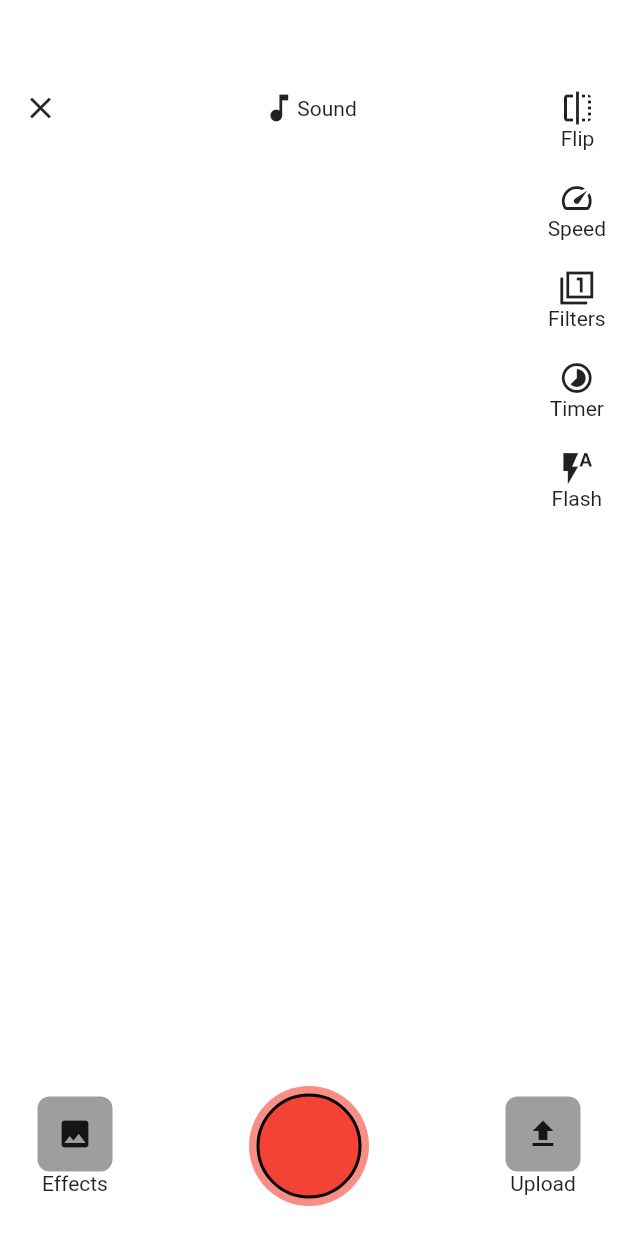
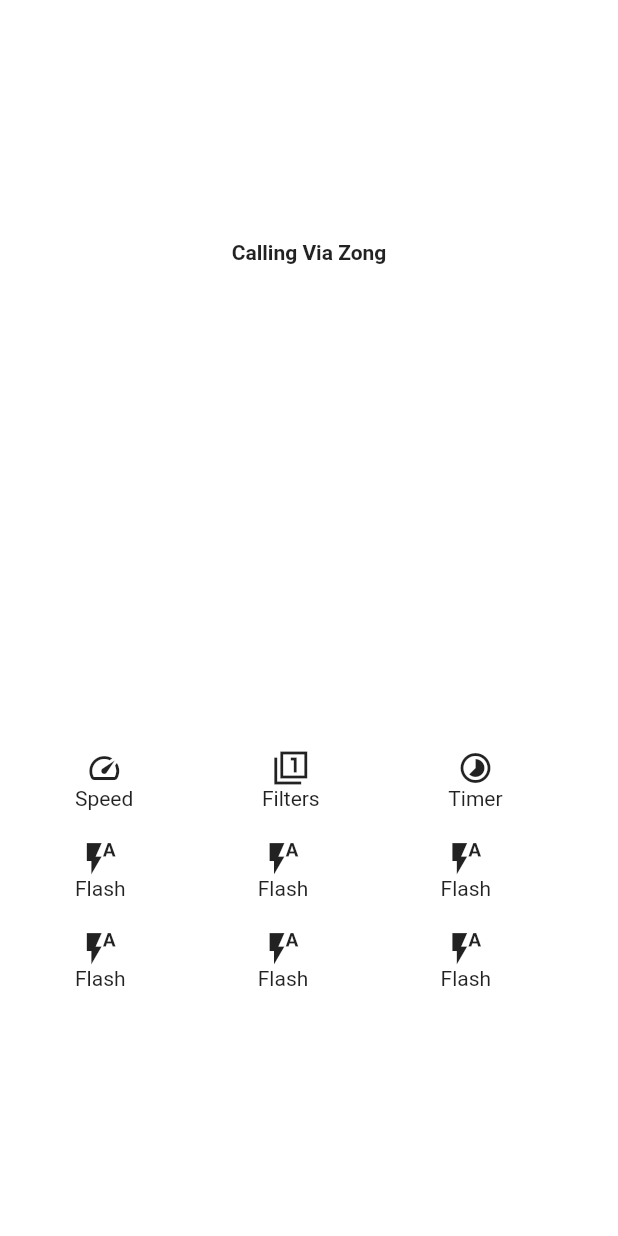
Before and after one commit to wali4414764/Flutter-30-days-Challenge, a Flutter app: the TikTokUI screen opened directly, on a phone screen of 412 x 824 dp. Run offline on Flutter 3.47's test engine with Material 2 defaults, Android fonts, the phone set to English and light mode, and no system bars; our stand-ins replace flutter_icons.

Commit message:
'update'

```diff
--- a/lib/main.dart
+++ b/lib/main.dart
@@ -1,6 +1,7 @@
 // @dart=2.9
 import 'package:flutter/material.dart';
 import 'package:waleed/Image_Page.dart';
+import 'package:waleed/pages/Call%20UI.dart';
 import 'package:waleed/pages/Home_page.dart';
 import 'package:waleed/pages/TikTokUI.dart';
 import 'package:waleed/pages/day%205.dart';
@@ -20,7 +21,7 @@ class MyApp extends StatelessWidget{
    return MaterialApp(
      debugShowCheckedModeBanner: false,
      title: "flutter 30 days challenge",
-     home: MyStateFullWidget(),
+     home: TikTokUI(),
    );
   }
 
--- a/lib/pages/TikTokUI.dart
+++ b/lib/pages/TikTokUI.dart
@@ -5,47 +5,63 @@ class TikTokUI extends StatelessWidget {
   @override
   Widget build(BuildContext context) {
     return Scaffold(
-      backgroundColor: Colors.white54,
+      backgroundColor: Colors.white,
       body: Stack(
         children: [
           Positioned(
-            top: 60,
+            top: 160,
             left: 15,
             right: 15,
             child: Row(
-              mainAxisAlignment: MainAxisAlignment.spaceBetween,
-              crossAxisAlignment: CrossAxisAlignment.start,
+              mainAxisAlignment: MainAxisAlignment.center,
               children: [
-                Icon(Icons.close),
-                Row(
-                  children: [Icon(Icons.music_note), Text("Sound")],
-                ),
-                Column(
-                  children: [Icon(Icons.flip), Text("Flip")],
-                )
+                Text("Calling Via Zong",style: TextStyle(fontWeight: FontWeight.bold),)
+
               ],
             ),
           ),
           Positioned(
+            left: 50,
             right: 8,
-            top: 100,
+            top: 500,
             child: Column(
               children: [
-                SizedBox(
-                  height: 20,
-                ),
+
+
+            Row(
+              children: [
+
+                Column(
+                  children: [
                     Icon(Icons.speed),
                     Text("Speed"),
+                  ],
+                ),
+                Column(
+                  children: [
                     SizedBox(
-                  height: 20,
+                      width: 210,
                     ),
                     Icon(Icons.filter_1_sharp),
                     Text("Filters"),
+                  ],
+                ),
+                Column(
+                  children: [
                     SizedBox(
-                  height: 20,
+                      width: 20,
                     ),
                     Icon(Icons.timelapse),
                     Text("Timer"),
+                  ],
+                ),
+
+              ],
+            ),
+         Row(
+           children: [
+             Column(
+               children: [
                  SizedBox(
                    height: 20,
                  ),
@@ -53,62 +69,64 @@ class TikTokUI extends StatelessWidget {
                  Text("Flash"),
                ],
              ),
+             Column(
+               children: [
+                 SizedBox(
+                   width: 210,
+                   height: 20,
                  ),
-          Positioned(
-            bottom: 20,
-              left: 25,
-              right: 25,
-              child: Row(
-                mainAxisAlignment: MainAxisAlignment.spaceBetween,
+                 Icon(Icons.flash_auto),
+                 Text("Flash"),
+               ],
+             ),
+             Column(
+               children: [
+                 SizedBox(
+                   width: 20,
+                   height: 20,
+                 ),
+                 Icon(Icons.flash_auto),
+                 Text("Flash"),
+           ],
+         ),
+
+
+            ],
+          ),
+                Row(
                   children: [
                     Column(
                       children: [
-                  Container(
-                    height: 50,
-                    width:50,
-                    decoration: BoxDecoration(
-                      color: Colors.grey,
-                      borderRadius: BorderRadius.all(
-                        Radius.circular(8),
+                        SizedBox(
+                          width: 20,
+                          height: 20,
                         ),
-                    ),
-                    child: Icon(Icons.image),
-                  ),
-                  Text("Effects"),
+                        Icon(Icons.flash_auto),
+                        Text("Flash"),
                   ],
-              ),
-      Container(
-        height: 80,
-        width: 80,
-        padding: EdgeInsets.all(5),
-        decoration: BoxDecoration(
-          color: Colors.red.withOpacity(.6),
-          borderRadius: BorderRadius.all(Radius.circular(60))
-        ),
-        child: Container(
-          height: 70,
-        width: 70,
-          decoration: BoxDecoration(
-          color: Colors.red,
-            borderRadius: BorderRadius.all(Radius.circular(50)),
-            border: Border.all(color: Colors.black,width: 2,),
-        ),
-        ),
                 ),
             Column(
               children: [
-      Container(
-      height: 50,
-      width:50,
-      decoration: BoxDecoration(
-        color: Colors.grey,
-        borderRadius: BorderRadius.all(
-          Radius.circular(8),
+                SizedBox(
+                  width: 210,
+                  height: 20,
                 ),
+                Icon(Icons.flash_auto),
+                Text("Flash"),
+            ],
           ),
-      child: Icon(Icons.upload),
+            Column(
+              children: [
+              SizedBox(
+              width: 20,
+              height: 20,
             ),
-    Text("Upload"),
+            Icon(Icons.flash_auto),
+            Text("Flash"),
+
+          ],
+            ),
+
     ],
       ),
     ],
```
Also changed, not shown: lib/pages/Call UI.dart (added). Lines whose indentation alone changed are shown as unchanged.
